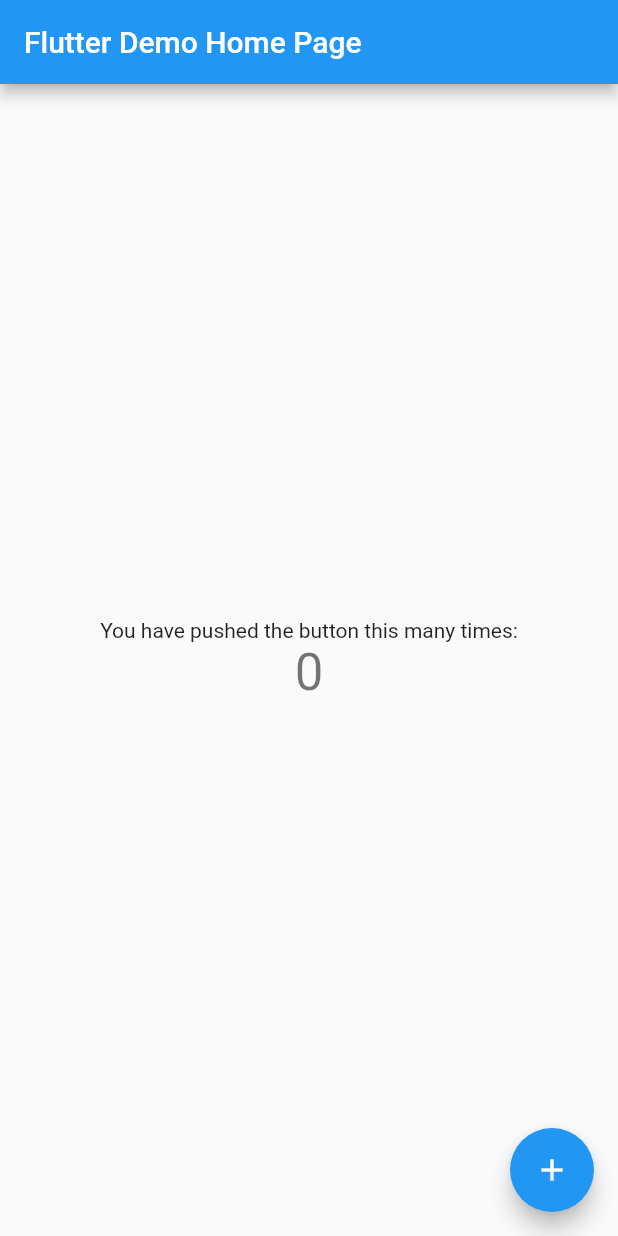
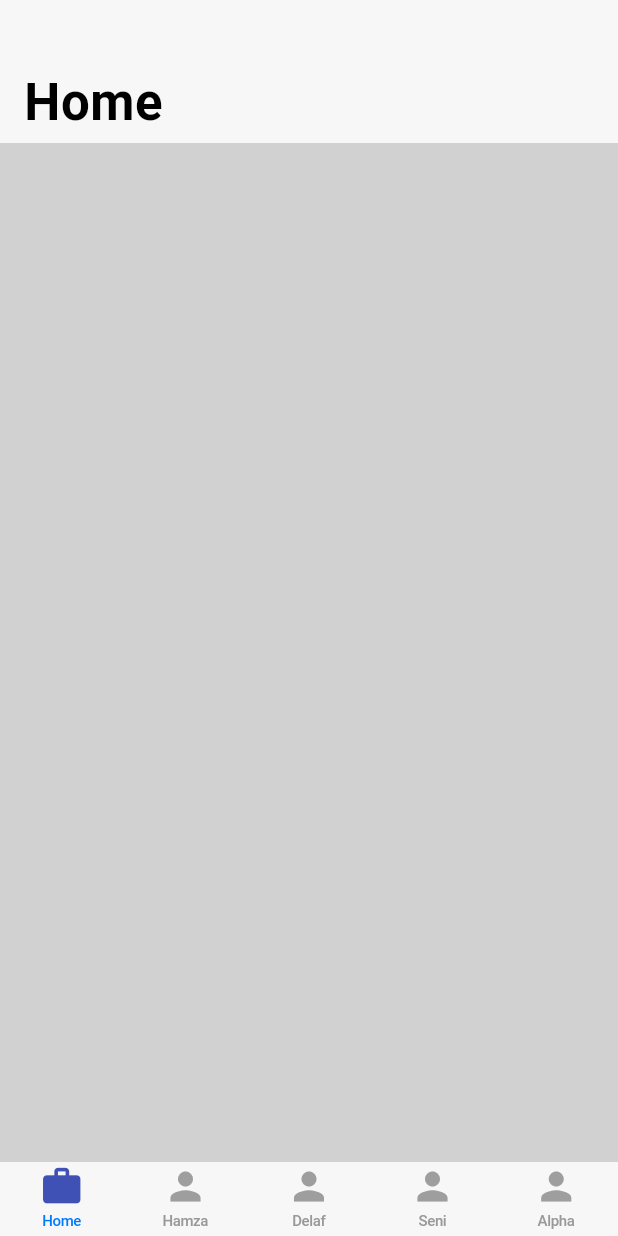
Before and after one commit to hhawkins/flutter_templates, a Flutter app: the screen it shows after launch, on a phone screen of 412 x 824 dp. Run offline on Flutter 3.47's test engine with Material 2 defaults, Android fonts, the phone set to English and light mode, and no system bars.

Commit message:
Initial commit

```diff
--- a/lib/main.dart
+++ b/lib/main.dart
@@ -1,111 +1,17 @@
-import 'package:flutter/material.dart';
+import 'package:flutter/cupertino.dart';
+import 'package:flutter_templates/main/main_page.dart';
 
 void main() => runApp(MyApp());
 
 class MyApp extends StatelessWidget {
   // This widget is the root of your application.
+  final mainPage = MainPage();
+
   @override
   Widget build(BuildContext context) {
-    return MaterialApp(
-      title: 'Flutter Demo',
-      theme: ThemeData(
-        // This is the theme of your application.
-        //
-        // Try running your application with "flutter run". You'll see the
-        // application has a blue toolbar. Then, without quitting the app, try
-        // changing the primarySwatch below to Colors.green and then invoke
-        // "hot reload" (press "r" in the console where you ran "flutter run",
-        // or simply save your changes to "hot reload" in a Flutter IDE).
-        // Notice that the counter didn't reset back to zero; the application
-        // is not restarted.
-        primarySwatch: Colors.blue,
-      ),
-      home: MyHomePage(title: 'Flutter Demo Home Page'),
+    return CupertinoApp(
+      title: 'Team Bios',
+      home: mainPage,
     );
   }
 }
-
-class MyHomePage extends StatefulWidget {
-  MyHomePage({Key key, this.title}) : super(key: key);
-
-  // This widget is the home page of your application. It is stateful, meaning
-  // that it has a State object (defined below) that contains fields that affect
-  // how it looks.
-
-  // This class is the configuration for the state. It holds the values (in this
-  // case the title) provided by the parent (in this case the App widget) and
-  // used by the build method of the State. Fields in a Widget subclass are
-  // always marked "final".
-
-  final String title;
-
-  @override
-  _MyHomePageState createState() => _MyHomePageState();
-}
-
-class _MyHomePageState extends State<MyHomePage> {
-  int _counter = 0;
-
-  void _incrementCounter() {
-    setState(() {
-      // This call to setState tells the Flutter framework that something has
-      // changed in this State, which causes it to rerun the build method below
-      // so that the display can reflect the updated values. If we changed
-      // _counter without calling setState(), then the build method would not be
-      // called again, and so nothing would appear to happen.
-      _counter++;
-    });
-  }
-
-  @override
-  Widget build(BuildContext context) {
-    // This method is rerun every time setState is called, for instance as done
-    // by the _incrementCounter method above.
-    //
-    // The Flutter framework has been optimized to make rerunning build methods
-    // fast, so that you can just rebuild anything that needs updating rather
-    // than having to individually change instances of widgets.
-    return Scaffold(
-      appBar: AppBar(
-        // Here we take the value from the MyHomePage object that was created by
-        // the App.build method, and use it to set our appbar title.
-        title: Text(widget.title),
-      ),
-      body: Center(
-        // Center is a layout widget. It takes a single child and positions it
-        // in the middle of the parent.
-        child: Column(
-          // Column is also a layout widget. It takes a list of children and
-          // arranges them vertically. By default, it sizes itself to fit its
-          // children horizontally, and tries to be as tall as its parent.
-          //
-          // Invoke "debug painting" (press "p" in the console, choose the
-          // "Toggle Debug Paint" action from the Flutter Inspector in Android
-          // Studio, or the "Toggle Debug Paint" command in Visual Studio Code)
-          // to see the wireframe for each widget.
-          //
-          // Column has various properties to control how it sizes itself and
-          // how it positions its children. Here we use mainAxisAlignment to
-          // center the children vertically; the main axis here is the vertical
-          // axis because Columns are vertical (the cross axis would be
-          // horizontal).
-          mainAxisAlignment: MainAxisAlignment.center,
-          children: <Widget>[
-            Text(
-              'You have pushed the button this many times:',
-            ),
-            Text(
-              '$_counter',
-              style: Theme.of(context).textTheme.display1,
-            ),
-          ],
-        ),
-      ),
-      floatingActionButton: FloatingActionButton(
-        onPressed: _incrementCounter,
-        tooltip: 'Increment',
-        child: Icon(Icons.add),
-      ), // This trailing comma makes auto-formatting nicer for build methods.
-    );
-  }
-}
--- /dev/null
+++ b/lib/main/cupertino_main_scaffold.dart
@@ -0,0 +1,58 @@
+import 'package:flutter/cupertino.dart';
+import 'package:flutter/material.dart';
+import 'package:flutter_templates/main/tab_item.dart';
+
+class CupertinoMainScaffold extends StatelessWidget {
+  const CupertinoMainScaffold(
+      {
+        Key key,
+        @required this.currentTab,
+        @required this.onSelectTab,
+        @required this.widgetBuilders,
+      }) : super(key: key);
+
+  final TabItem currentTab;
+  final ValueChanged<TabItem> onSelectTab;
+  final Map<TabItem, WidgetBuilder> widgetBuilders;
+
+  @override
+  Widget build(BuildContext context) {
+    return CupertinoTabScaffold(
+      tabBar: CupertinoTabBar(
+        items: [
+          _buildItem(TabItem.home),
+          _buildItem(TabItem.hamza),
+          _buildItem(TabItem.delaf),
+          _buildItem(TabItem.seni),
+          _buildItem(TabItem.alpha),
+        ],
+        onTap: (index) => onSelectTab(TabItem.values[index]),
+      ),
+      tabBuilder: (context, index) {
+        final item = TabItem.values[index];
+        return CupertinoTabView(
+          builder: (context) {
+            return CupertinoTabView(
+              builder: (context) => widgetBuilders[item](context),
+            );
+          }
+        );
+      },
+    );
+  }
+
+  BottomNavigationBarItem _buildItem(TabItem tabItem) {
+    final itemData = TabItemData.allTabs[tabItem];
+    final color = currentTab == tabItem ? Colors.indigo : Colors.grey;
+    return BottomNavigationBarItem(
+      icon: Icon(
+        itemData.icon,
+        color: color,
+      ),
+      title: Text(itemData.title,
+          style: TextStyle(
+            color: color,
+          )),
+    );
+  }
+}
--- /dev/null
+++ b/lib/main/main_page.dart
@@ -0,0 +1,37 @@
+import 'package:flutter/material.dart';
+import 'package:flutter_templates/main/cupertino_main_scaffold.dart';
+import 'package:flutter_templates/main/tab_item.dart';
+import 'package:flutter_templates/main/tabs/hamza.dart';
+import 'package:flutter_templates/main/tabs/home.dart';
+
+class MainPage extends StatefulWidget {
+  @override
+  _MainPageState createState() => _MainPageState();
+}
+
+class _MainPageState extends State<MainPage> {
+  TabItem _currentTab = TabItem.home;
+
+  Map<TabItem, WidgetBuilder> get widgetBuilders {
+    return {
+      TabItem.home: (_) => Home(),
+      TabItem.hamza: (_) => Hamza(),
+      TabItem.delaf: (_) => Container(),
+      TabItem.seni: (_) => Container(),
+      TabItem.alpha: (_) => Container(),
+    };
+  }
+
+  void _select(TabItem tabItem) {
+    setState(() => _currentTab = tabItem);
+  }
+
+  @override
+  Widget build(BuildContext context) {
+    return CupertinoMainScaffold(
+      currentTab: _currentTab,
+      onSelectTab: _select,
+      widgetBuilders: widgetBuilders,
+    );
+  }
+}
--- /dev/null
+++ b/lib/main/tab_item.dart
@@ -0,0 +1,18 @@
+import 'package:flutter/material.dart';
+
+enum TabItem { home, hamza, delaf, seni, alpha }
+
+class TabItemData {
+  const TabItemData({@required this.title, @required this.icon});
+
+  final String title;
+  final IconData icon;
+
+  static const Map<TabItem, TabItemData> allTabs = {
+    TabItem.home: TabItemData(title: 'Home', icon: Icons.work),
+    TabItem.hamza: TabItemData(title: 'Hamza', icon: Icons.person),
+    TabItem.delaf: TabItemData(title: 'Delaf', icon: Icons.person),
+    TabItem.seni: TabItemData(title: 'Seni', icon: Icons.person),
+    TabItem.alpha: TabItemData(title: 'Alpha', icon: Icons.person),
+  };
+}
--- /dev/null
+++ b/lib/main/tabs/hamza.dart
@@ -0,0 +1,14 @@
+import 'package:flutter/cupertino.dart';
+
+class Hamza extends StatelessWidget {
+  @override
+  Widget build(BuildContext context) {
+    return CustomScrollView(
+      slivers: <Widget>[
+        const CupertinoSliverNavigationBar(
+          largeTitle: Text('Hamza Hawkins'),
+        ),
+      ],
+    );
+  }
+}
--- /dev/null
+++ b/lib/main/tabs/home.dart
@@ -0,0 +1,14 @@
+import 'package:flutter/cupertino.dart';
+
+class Home extends StatelessWidget {
+  @override
+  Widget build(BuildContext context) {
+    return CustomScrollView(
+      slivers: <Widget>[
+        const CupertinoSliverNavigationBar(
+          largeTitle: Text('Home'),
+        ),
+      ],
+    );
+  }
+}
```
Also changed, not shown: lib/main/tabs/alpha.dart (added), lib/main/tabs/delaf.dart (added), lib/main/tabs/seni.dart (added).
